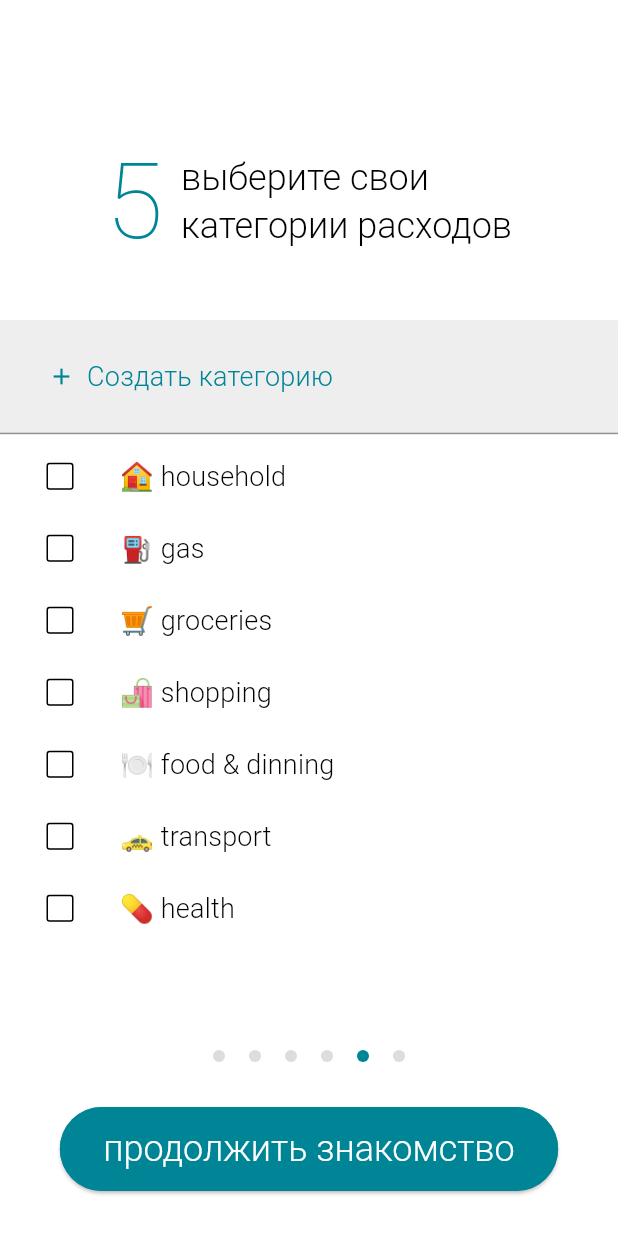
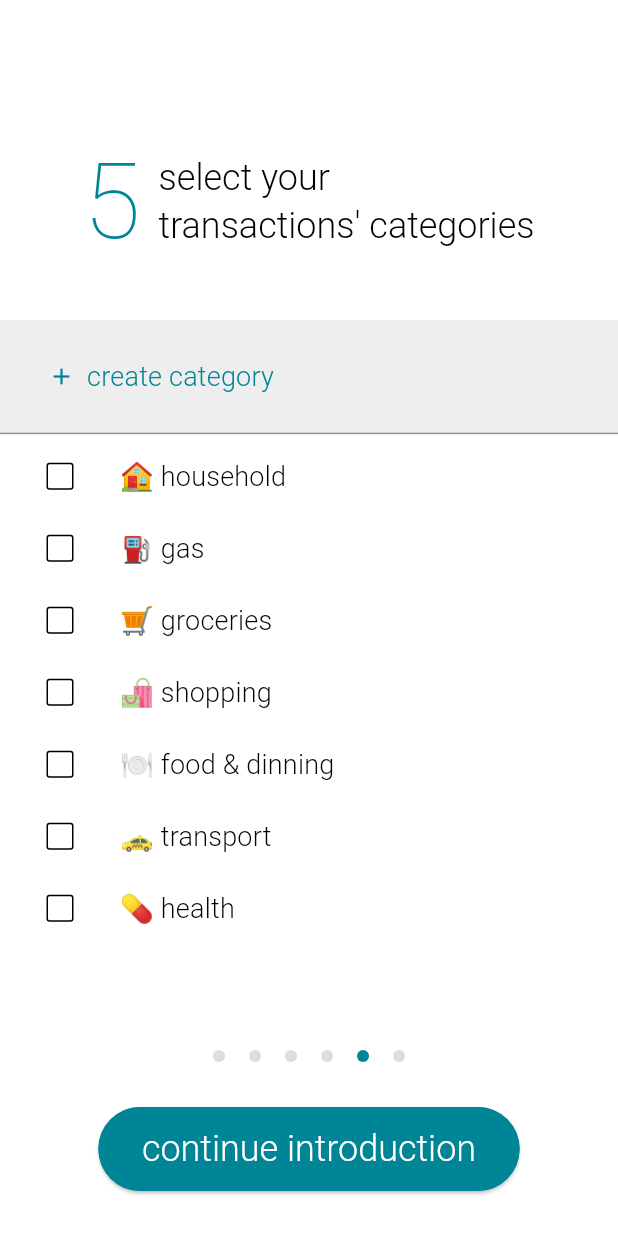
Before and after one commit to iSVDi/expenso, a Flutter app: the screen it shows after launch, swiped to page 5, on a phone screen of 412 x 824 dp. Run offline on Flutter 3.47's test engine with Material 3 defaults, Android fonts, the phone set to English and light mode, and no system bars; our stand-ins replace circular_countdown_timer, flutter_bloc, focused_menu, objectbox, shared_preferences, syncfusion_flutter_charts; missing offline and left inert: group_list_view; generated files the repository leaves out were written again; Roboto replaces fonts that are missing (SF Pro).

Commit message:
began implement localization

```diff
--- /dev/null
+++ b/l10n.yaml
@@ -0,0 +1,3 @@
+arb-dir: lib/l10n
+template-arb-file: app_en.arb
+output-localization-file: app_localizations.dart
--- a/lib/common/data_layer/models/category.dart
+++ b/lib/common/data_layer/models/category.dart
@@ -12,7 +12,7 @@ class Category {
 
   Category.emptyCategory()
       : id = 1,
-        title = "no category"; // TODO localize;
+        title = "No category"; // TODO localize?
 
   @override
   bool operator ==(Object other) {
--- a/lib/common/data_layer/repositories/categories_repository.dart
+++ b/lib/common/data_layer/repositories/categories_repository.dart
@@ -8,7 +8,7 @@ class CategoriesRepository {
 
   CategoriesRepository() {
     if (_categories.isEmpty()) {
-      //TODO localize
+      //TODO localize?
       insertCategory(Category(title: "no category"));
     }
   }
--- a/lib/common/views/date_time_picker.dart
+++ b/lib/common/views/date_time_picker.dart
@@ -2,6 +2,7 @@ import 'package:expenso/common/views/rounded_button.dart';
 import "package:flutter/material.dart";
 
 import 'package:expenso/extensions/date_time.dart';
+import "package:flutter_gen/gen_l10n/app_localizations.dart";
 
 // ignore: must_be_immutable
 class DateTimePicker extends StatefulWidget {
@@ -31,7 +32,7 @@ class _DateTimePickerState extends State<DateTimePicker> {
 
     var applyButton = RoundedButton.getActionButton(
       context: context,
-      text: "apply", //todo localize
+      text: AppLocalizations.of(context)!.apply,
       onPressed: () => widget.callback(widget.selectedDate),
     );
 
--- a/lib/common/views/rounded_button.dart
+++ b/lib/common/views/rounded_button.dart
@@ -1,5 +1,6 @@
 // ignore_for_file: public_member_api_docs, sort_constructors_first
 import 'package:flutter/material.dart';
+import 'package:flutter_gen/gen_l10n/app_localizations.dart';
 
 class RoundedButton extends StatelessWidget {
   final String text;
@@ -52,7 +53,7 @@ class RoundedButton extends StatelessWidget {
   }) {
     var colorScheme = Theme.of(context).colorScheme;
     var cancelButton = RoundedButton(
-        text: "cancel", //TODO localize
+        text: AppLocalizations.of(context)!.cancel,
         textColor: colorScheme.primary,
         backgroundColor: colorScheme.background,
         borderSide: BorderSide(color: colorScheme.primary),
--- /dev/null
+++ b/lib/l10n/app_en.arb
@@ -0,0 +1,29 @@
+{
+  "@@locale": "en",
+  "noCategory": "no category",
+  "apply": "Apply",
+  "cancel": "Cancel",
+  "enterCategoryName": "Enter category name",
+  "hintText": "hint text",
+  "expensesAnalysis": "expenses",
+  "historyPlugTitle": "start making expenses and statistics by category will appear here",
+  "view": "View",
+  "delete": "Delete",
+  "addComment": "Add comment",
+  "spentToday": "Spent today",
+  "enterComment": "Enter comment",
+  "areYouSureTitle": "Are you sure you want to delete ",
+  "categoryName": "category name",
+  "createCategory": "create category",
+  "myCategories": "my categories",
+  "welcome1Title": "enter\nspent amount",
+  "welcome2Title": "select date and time\nif transaction were\nmade earlier",
+  "welcome3Title": "select\ntransaction's category",
+  "welcome4Title": "create category\nif it isn't at list",
+  "welcome5Title": "select your\ntransactions' categories",
+  "welcome6Title": "analyze your\neXpenses",
+  "continueIntro": "continue introduction",
+  "itsMyCategories": "this's my categories",
+  "startUsing": "start using",
+  "secondsTitle": "{numeric} s"
+}
--- /dev/null
+++ b/lib/l10n/app_ru.arb
@@ -0,0 +1,4 @@
+{
+  "@@locale": "ru",
+  "helloWorld": "Привет мир"
+}
--- a/lib/modules/main/views/enter_transaction_data/enter_transaction_data.dart
+++ b/lib/modules/main/views/enter_transaction_data/enter_transaction_data.dart
@@ -11,7 +11,7 @@ import 'package:expenso/common/views/enter_text_bottom_sheet.dart';
 
 import '../../cubits/keyboard/keyboard_cubit.dart';
 import '../../cubits/keyboard/keyboard_states.dart';
-
+import "package:flutter_gen/gen_l10n/app_localizations.dart";
 class EnterTransactionData extends StatelessWidget {
   final Size size;
 
@@ -86,8 +86,7 @@ class EnterTransactionData extends StatelessWidget {
   void _showCommentSheet(BuildContext context) {
     addCommentSheet(BuildContext buildContext) {
       return EnterTextBottomSheet(
-          //TODO localize
-          hintText: "введите комментарий",
+          hintText: AppLocalizations.of(context)!.enterComment,
           bottomInsets: MediaQuery.of(buildContext).viewInsets.bottom,
           callback: (String comment) {
             _getCubit(context).updateComment(comment);
--- a/lib/modules/main/views/main_view.dart
+++ b/lib/modules/main/views/main_view.dart
@@ -12,6 +12,7 @@ import 'package:expenso/modules/main/cubits/spend_today_amount_provider.dart';
 import 'package:expenso/modules/main/cubits/transactions/transactions_cubit.dart';
 import 'package:expenso/modules/main/views/enter_transaction_data/enter_transaction_data.dart';
 import 'package:expenso/modules/main/views/transactions_list/transactions_list.dart';
+import "package:flutter_gen/gen_l10n/app_localizations.dart";
 
 class MainView extends StatefulWidget {
   const MainView({super.key});
@@ -48,7 +49,10 @@ class _MainViewState extends State<MainView> {
       crossAxisAlignment: CrossAxisAlignment.start,
       children: [
         Text(sum, style: textTheme.displayMedium),
-        Text("spent today", style: textTheme.titleMedium), //TODO localize
+        Text(
+          AppLocalizations.of(context)!.spentToday,
+          style: textTheme.titleMedium,
+        ),
       ],
     );
     var appBar = AppBar(
--- a/lib/modules/main/views/transactions_list/transaction_cell.dart
+++ b/lib/modules/main/views/transactions_list/transaction_cell.dart
@@ -76,7 +76,6 @@ class TransactionCell extends StatelessWidget {
     return row;
   }
 
-//TODO localize
   Widget _getTransactionsColumn(BuildContext context) {
     var categoryStyle = Theme.of(context).textTheme.titleMedium;
     var categoryText =
--- a/lib/modules/settings/settings.dart
+++ b/lib/modules/settings/settings.dart
@@ -1,6 +1,7 @@
 import 'package:expenso/modules/settings/appearance.dart';
 import 'package:expenso/modules/settings/my_categories_list.dart';
 import 'package:flutter/material.dart';
+import "package:flutter_gen/gen_l10n/app_localizations.dart";
 
 class Settings extends StatelessWidget {
   const Settings({super.key});
@@ -35,8 +36,8 @@ class Settings extends StatelessWidget {
 
   _SettingsItemModel _getMyCategoriesModel(BuildContext context) {
     return _SettingsItemModel(
-      child:
-          Text("мои категории", style: Theme.of(context).textTheme.titleMedium),
+      child: Text(AppLocalizations.of(context)!.myCategories,
+          style: Theme.of(context).textTheme.titleMedium),
       onTap: () {
         Navigator.push(
             context,
--- a/lib/modules/welcome/welcome.dart
+++ b/lib/modules/welcome/welcome.dart
@@ -4,7 +4,7 @@ import 'package:expenso/common/views/rounded_button.dart';
 import 'package:expenso/modules/main/views/main_view.dart';
 import 'package:expenso/modules/welcome/welcome_cubit.dart';
 import 'package:flutter/material.dart';
-
+import "package:flutter_gen/gen_l10n/app_localizations.dart";
 import 'package:expenso/theme/theme_provider.dart';
 
 class Welcome extends StatefulWidget {
@@ -24,7 +24,7 @@ class _WelcomeState extends State<Welcome> {
 
   @override
   Widget build(BuildContext context) {
-    var models = _cubit.getSlideModels(Theme.of(context).brightness);
+    var models = _cubit.getSlideModels(context, Theme.of(context).brightness);
     return Scaffold(
       resizeToAvoidBottomInset: false,
       appBar: AppBar(actions: const []),
@@ -156,7 +156,7 @@ class _WelcomeState extends State<Welcome> {
         color: textColor,
       );
       var addCategoryText = Text(
-        "Создать категорию", // todo localize
+        AppLocalizations.of(context)!.createCategory,
         style: Theme.of(context).textTheme.titleMedium,
       );
       var titlesRow =
@@ -177,7 +177,7 @@ class _WelcomeState extends State<Welcome> {
       header = container;
     } else {
       header = EnterTextBottomSheet(
-        hintText: "category name", //TODO localize
+        hintText: AppLocalizations.of(context)!.categoryName,
         bottomInsets: 0,
         isPresentedModally: false,
         callback: (categoryName) {
@@ -220,7 +220,7 @@ class _WelcomeState extends State<Welcome> {
   Widget _getButton(BuildContext context) {
     return RoundedButton.getActionButton(
         context: context,
-        text: _cubit.getButtonTitle(_currentSlideId),
+        text: _cubit.getButtonTitle(context, _currentSlideId),
         onPressed: () {
           if (_currentSlideId == _lastSlideId) {
             _cubit.lastSlidePresentedHander();
--- a/lib/modules/welcome/welcome_cubit.dart
+++ b/lib/modules/welcome/welcome_cubit.dart
@@ -3,6 +3,7 @@ import 'package:expenso/common/data_layer/models/category.dart';
 import 'package:expenso/common/data_layer/repositories/categories_repository.dart';
 import 'package:expenso/common/app_preferences.dart';
 import 'package:flutter/material.dart';
+import "package:flutter_gen/gen_l10n/app_localizations.dart";
 
 class SlideModel {
   final int number;
@@ -26,6 +27,8 @@ class SelectableCategory {
 class WelcomeCubit {
   final categoryRepository = CategoriesRepository();
   var _isEnteringNewCategory = false;
+
+  //TODO localize
   // ignore: prefer_final_fields
   var _categories = [
     SelectableCategory(name: "🏠 household"),
@@ -44,15 +47,15 @@ class WelcomeCubit {
     SelectableCategory(name: "❓ other"),
   ];
 
-  List<SlideModel> getSlideModels(Brightness brightness) {
-    //TODO localize
+  List<SlideModel> getSlideModels(BuildContext context, Brightness brightness) {
+    var localization = AppLocalizations.of(context)!;
     var titles = [
-      "введите\nпотраченную сумму",
-      "выберите дату и время,\nесли транзакция была\nсовершена ранее",
-      "выберите\nкатегорию расходов",
-      "создайте категорию,\nесли её нет в списке",
-      "выберите свои\nкатегории расходов",
-      "анализируйте свои\nрасходы",
+      localization.welcome1Title,
+      localization.welcome2Title,
+      localization.welcome3Title,
+      localization.welcome4Title,
+      localization.welcome5Title,
+      localization.welcome6Title,
     ];
     var res = titles.map((e) {
       var id = titles.indexOf(e) + 1;
@@ -82,15 +85,16 @@ class WelcomeCubit {
     _categories.insert(0, element);
   }
 
-  String getButtonTitle(int id) {
+  String getButtonTitle(BuildContext context, int id) {
+    var localization = AppLocalizations.of(context)!;
     var isSelectedCategory =
         _categories.indexWhere((element) => element.isSelected == true) != -1;
     if (id == 4 && isSelectedCategory) {
-      return "это мои категории";
+      return localization.itsMyCategories;
     } else if (id == 5) {
-      return "начать пользоваться";
+      return localization.startUsing;
     }
-    return "продолжить знакомство";
+    return localization.continueIntro;
   }
 
   void lastSlidePresentedHander() {
--- a/lib/my_app/my_app.dart
+++ b/lib/my_app/my_app.dart
@@ -6,6 +6,7 @@ import 'package:expenso/theme/cubit/theme_mode_state.dart';
 import 'package:expenso/theme/theme_provider.dart';
 import 'package:flutter/material.dart';
 import 'package:flutter_bloc/flutter_bloc.dart';
+import 'package:flutter_gen/gen_l10n/app_localizations.dart';
 
 class MyApp extends StatelessWidget {
   const MyApp({super.key});
@@ -16,8 +17,9 @@ class MyApp extends StatelessWidget {
     var bloc = BlocBuilder<ThemeModeCubit, ThemeModeState>(
       builder: (builderContext, state) {
         var themeProvider = ThemeProvider();
-
         var materialApp = MaterialApp(
+          localizationsDelegates: AppLocalizations.localizationsDelegates,
+          supportedLocales: AppLocalizations.supportedLocales,
           theme: themeProvider.getTheme(),
           darkTheme: themeProvider.getDarkTheme(),
           themeMode: state.themeMode,
--- a/pubspec.yaml
+++ b/pubspec.yaml
@@ -8,8 +8,9 @@ environment:
 
 dependencies:
   flutter:
+
     sdk: flutter
-  intl: ^0.19.0
+  intl: ^0.18.1
   bloc: ^8.1.2
   flutter_bloc: ^8.1.3
   sqflite: ^2.3.2
@@ -22,6 +23,8 @@ dependencies:
   syncfusion_flutter_charts: ^25.1.37
   focused_menu: ^1.0.5
   shared_preferences: ^2.2.3
+  flutter_localizations:
+    sdk: flutter
 
 dev_dependencies:
   flutter_test:
@@ -31,6 +34,7 @@ dev_dependencies:
   objectbox_generator: any
 
 flutter:
+  generate: true
   uses-material-design: true
   assets:
     - assets/barChartIcon.png
```
Also changed, not shown: lib/common/views/select_categories_list/select_categories_list.dart (+4 -5 lines), lib/modules/history/views/history.dart (+7 -7 lines), lib/modules/main/views/enter_transaction_data/request_comment_sheet.dart (+4 -3 lines), lib/modules/main/views/transactions_list/transaction_view.dart (+3 -4 lines), lib/modules/main/views/transactions_list/transactions_list.dart (+7 -5 lines), pubspec.lock.
